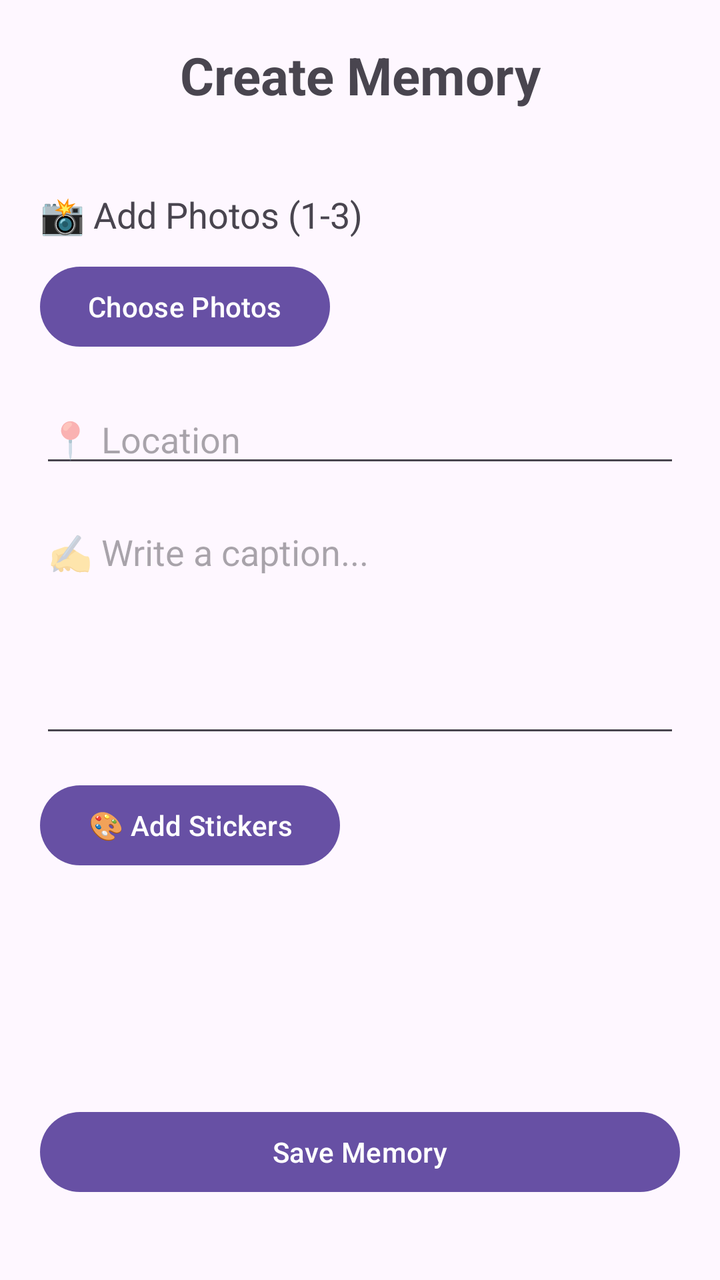
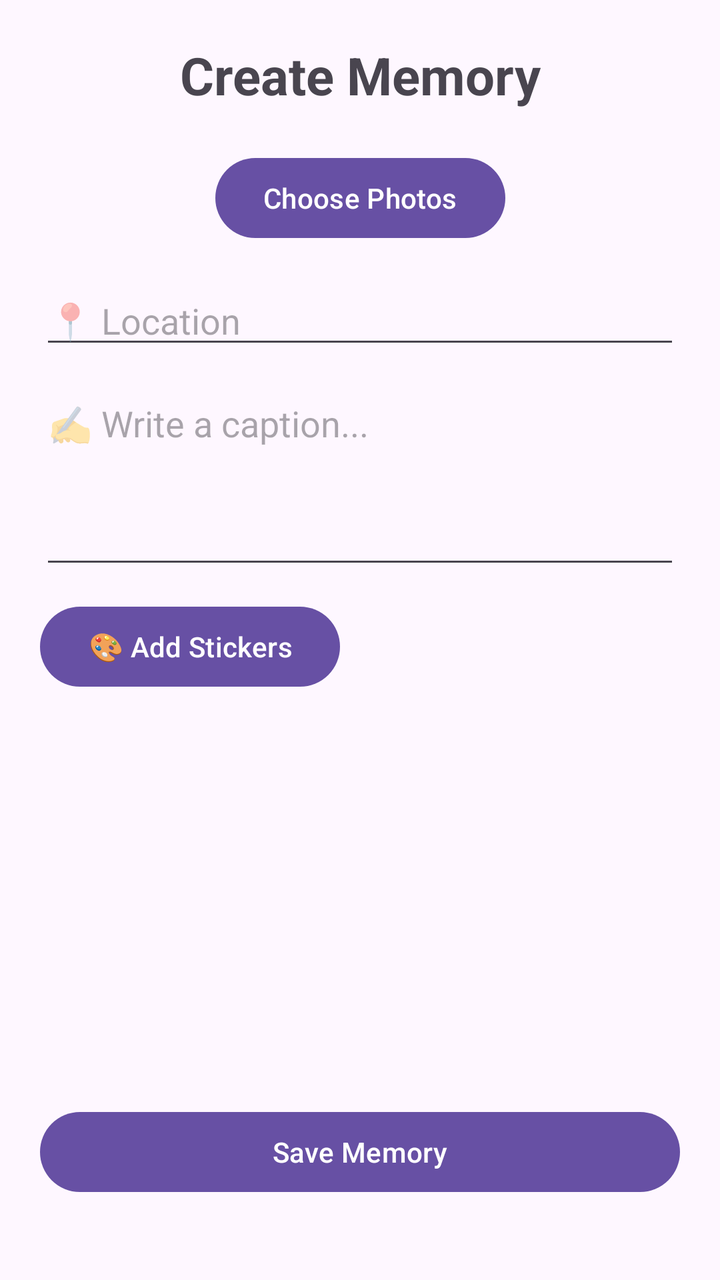

An Android layout rendered at two revisions. The XML below is the earlier revision; the diff shows what the commit changed to produce the second picture.
<!-- AndroidManifest.xml: application theme Theme.Memory_Pin -->
<!-- res/layout/activity_create_memory.xml -->
<?xml version="1.0" encoding="utf-8"?>
<androidx.constraintlayout.widget.ConstraintLayout
    xmlns:android="http://schemas.android.com/apk/res/android"
    xmlns:app="http://schemas.android.com/apk/res-auto"
    android:layout_width="match_parent"
    android:layout_height="match_parent"
    android:padding="20dp">

    <TextView
        android:id="@+id/tvCreateMemory"
        android:layout_width="wrap_content"
        android:layout_height="wrap_content"
        android:text="Create Memory"
        android:textSize="26sp"
        android:textStyle="bold"
        app:layout_constraintTop_toTopOf="parent"
        app:layout_constraintStart_toStartOf="parent"
        app:layout_constraintEnd_toEndOf="parent" />

    <TextView
        android:id="@+id/tvPhotos"
        android:layout_width="wrap_content"
        android:layout_height="wrap_content"
        android:text="📸 Add Photos (1-3)"
        android:textSize="18sp"
        app:layout_constraintTop_toBottomOf="@id/tvCreateMemory"
        app:layout_constraintStart_toStartOf="parent"
        android:layout_marginTop="40dp" />

    <Button
        android:id="@+id/btnAddPhotos"
        android:layout_width="wrap_content"
        android:layout_height="wrap_content"
        android:text="Choose Photos"
        app:layout_constraintTop_toBottomOf="@id/tvPhotos"
        app:layout_constraintStart_toStartOf="parent"
        android:layout_marginTop="10dp" />

    <EditText
        android:id="@+id/etLocation"
        android:layout_width="0dp"
        android:layout_height="wrap_content"
        android:hint="📍 Location"
        android:inputType="text"
        app:layout_constraintTop_toBottomOf="@id/btnAddPhotos"
        app:layout_constraintStart_toStartOf="parent"
        app:layout_constraintEnd_toEndOf="parent"
        android:layout_marginTop="20dp" />

    <EditText
        android:id="@+id/etCaption"
        android:layout_width="0dp"
        android:layout_height="120dp"
        android:hint="✍️ Write a caption..."
        android:gravity="top"
        android:inputType="textMultiLine"
        app:layout_constraintTop_toBottomOf="@id/etLocation"
        app:layout_constraintStart_toStartOf="parent"
        app:layout_constraintEnd_toEndOf="parent"
        android:layout_marginTop="15dp" />

    <Button
        android:id="@+id/btnStickers"
        android:layout_width="wrap_content"
        android:layout_height="wrap_content"
        android:text="🎨 Add Stickers"
        app:layout_constraintTop_toBottomOf="@id/etCaption"
        app:layout_constraintStart_toStartOf="parent"
        android:layout_marginTop="15dp" />

    <Button
        android:id="@+id/btnSaveMemory"
        android:layout_width="0dp"
        android:layout_height="wrap_content"
        android:text="Save Memory"
        app:layout_constraintBottom_toBottomOf="parent"
        app:layout_constraintStart_toStartOf="parent"
        app:layout_constraintEnd_toEndOf="parent"
        android:layout_marginBottom="20dp" />

</androidx.constraintlayout.widget.ConstraintLayout>
<!-- resources referenced by this layout -->
<resources>
  <style name="Theme.Memory_Pin" parent="Base.Theme.Memory_Pin" />
  <style name="Base.Theme.Memory_Pin" parent="Theme.Material3.DayNight.NoActionBar">
          
          
      </style>
</resources>

<!-- the commit's change to res/layout/activity_create_memory.xml (unified diff, before → after) -->
@@ -17,24 +17,52 @@
         app:layout_constraintStart_toStartOf="parent"
         app:layout_constraintEnd_toEndOf="parent" />
 
-    <TextView
-        android:id="@+id/tvPhotos"
-        android:layout_width="wrap_content"
-        android:layout_height="wrap_content"
-        android:text="📸 Add Photos (1-3)"
-        android:textSize="18sp"
+    <ImageView
+        android:id="@+id/image1"
+        android:layout_width="0dp"
+        android:layout_height="150dp"
+        android:scaleType="centerCrop"
+        android:visibility="gone"
         app:layout_constraintTop_toBottomOf="@id/tvCreateMemory"
         app:layout_constraintStart_toStartOf="parent"
-        android:layout_marginTop="40dp" />
+        app:layout_constraintEnd_toStartOf="@id/image2"
+        android:layout_marginTop="30dp"
+        android:layout_marginEnd="5dp" />
+
+    <ImageView
+        android:id="@+id/image2"
+        android:layout_width="0dp"
+        android:layout_height="150dp"
+        android:scaleType="centerCrop"
+        android:visibility="gone"
+        app:layout_constraintTop_toBottomOf="@id/tvCreateMemory"
+        app:layout_constraintStart_toEndOf="@id/image1"
+        app:layout_constraintEnd_toStartOf="@id/image3"
+        android:layout_marginTop="30dp"
+        android:layout_marginStart="5dp"
+        android:layout_marginEnd="5dp" />
+
+    <ImageView
+        android:id="@+id/image3"
+        android:layout_width="0dp"
+        android:layout_height="150dp"
+        android:scaleType="centerCrop"
+        android:visibility="gone"
+        app:layout_constraintTop_toBottomOf="@id/tvCreateMemory"
+        app:layout_constraintStart_toEndOf="@id/image2"
+        app:layout_constraintEnd_toEndOf="parent"
+        android:layout_marginTop="30dp"
+        android:layout_marginStart="5dp" />
 
     <Button
         android:id="@+id/btnAddPhotos"
         android:layout_width="wrap_content"
         android:layout_height="wrap_content"
         android:text="Choose Photos"
-        app:layout_constraintTop_toBottomOf="@id/tvPhotos"
+        app:layout_constraintTop_toBottomOf="@id/image1"
         app:layout_constraintStart_toStartOf="parent"
-        android:layout_marginTop="10dp" />
+        app:layout_constraintEnd_toEndOf="parent"
+        android:layout_marginTop="20dp" />
 
     <EditText
         android:id="@+id/etLocation"
@@ -45,19 +73,19 @@
         app:layout_constraintTop_toBottomOf="@id/btnAddPhotos"
         app:layout_constraintStart_toStartOf="parent"
         app:layout_constraintEnd_toEndOf="parent"
-        android:layout_marginTop="20dp" />
+        android:layout_marginTop="15dp" />
 
     <EditText
         android:id="@+id/etCaption"
         android:layout_width="0dp"
-        android:layout_height="120dp"
+        android:layout_height="100dp"
         android:hint="✍️ Write a caption..."
         android:gravity="top"
         android:inputType="textMultiLine"
         app:layout_constraintTop_toBottomOf="@id/etLocation"
         app:layout_constraintStart_toStartOf="parent"
         app:layout_constraintEnd_toEndOf="parent"
-        android:layout_marginTop="15dp" />
+        android:layout_marginTop="10dp" />
 
     <Button
         android:id="@+id/btnStickers"
@@ -66,7 +94,7 @@
         android:text="🎨 Add Stickers"
         app:layout_constraintTop_toBottomOf="@id/etCaption"
         app:layout_constraintStart_toStartOf="parent"
-        android:layout_marginTop="15dp" />
+        android:layout_marginTop="10dp" />
 
     <Button
         android:id="@+id/btnSaveMemory"
